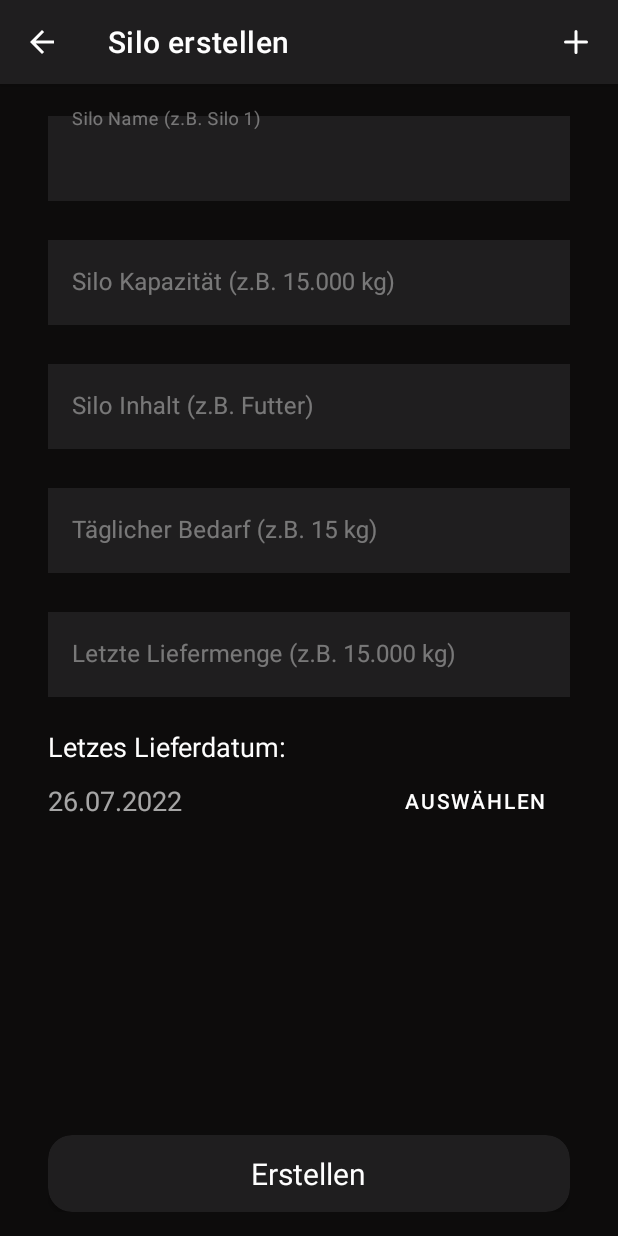
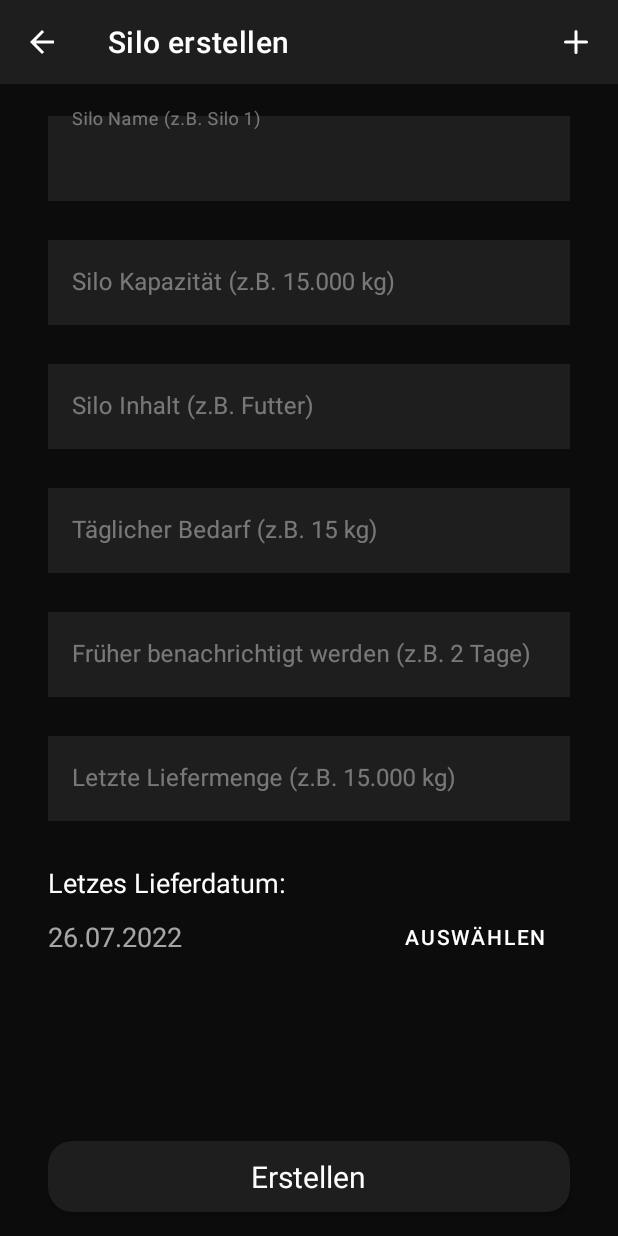
Before and after one commit to LuisTschurtschenthaler/Silo-Monitoring, an Android app: the CreateSiloActivity screen opened directly, with no data from a screen before it, on a phone screen of 412 x 824 dp. Run offline under Robolectric (Android 15) with nearby library versions, the phone set to English and light mode, and no system bars.

Commit message:
Added lots of TODOs + receive notifications earlier

```diff
--- a/SiloMonitoring/app/src/main/java/com/layer8studios/silomonitoring/activities/MainActivity.kt
+++ b/SiloMonitoring/app/src/main/java/com/layer8studios/silomonitoring/activities/MainActivity.kt
@@ -27,6 +27,7 @@ class MainActivity
             Preferences.init(this)
 
         Utils.checkSilos()
+        // TODO(REMOVE AFTER TESTS)
         NotificationReceiver.cancelNotifications(applicationContext)
         NotificationReceiver.scheduleNotifications(applicationContext)
 
--- a/SiloMonitoring/app/src/main/java/com/layer8studios/silomonitoring/activities/ViewHistoryActivity.kt
+++ b/SiloMonitoring/app/src/main/java/com/layer8studios/silomonitoring/activities/ViewHistoryActivity.kt
@@ -43,6 +43,8 @@ class ViewHistoryActivity
 
     override fun onDialogClosed(silo: Silo) {
         adapter.setSilo(silo)
+        // TODO(RESCHEDULE NOTIFICATION)
+        // TODO(CHECK SILOS)
     }
 
 }
--- a/SiloMonitoring/app/src/main/java/com/layer8studios/silomonitoring/adapters/ViewHistoryAdapter.kt
+++ b/SiloMonitoring/app/src/main/java/com/layer8studios/silomonitoring/adapters/ViewHistoryAdapter.kt
@@ -85,7 +85,10 @@ class ViewHistoryAdapter(
 
     override fun getItemCount(): Int = history.size
 
-    override fun onDialogClosed(silo: Silo) = setSilo(silo)
+    override fun onDialogClosed(silo: Silo) {
+        setSilo(silo)
+        // TODO(RESCHEDULE NOTIFICATION)
+    }
 
 
     fun setSilo(silo: Silo) {
--- a/SiloMonitoring/app/src/main/java/com/layer8studios/silomonitoring/models/Silo.kt
+++ b/SiloMonitoring/app/src/main/java/com/layer8studios/silomonitoring/models/Silo.kt
@@ -12,12 +12,14 @@ data class SiloHistoryEntry(
 ) : Parcelable
 
 
+// TODO(ADD DELETE LIST)
 @Parcelize
 data class Silo(
     var name: String,
     var capacity: Double,
     var content: String,
     var needPerDay: Double,
+    var daysBeforeNotification: Long,
     var emptyingHistory: MutableList<SiloHistoryEntry> = mutableListOf(),
     val notificationID: Int = (0..Int.MAX_VALUE).random()
 ) : Parcelable
--- a/SiloMonitoring/app/src/main/res/layout/activity_create_silo.xml
+++ b/SiloMonitoring/app/src/main/res/layout/activity_create_silo.xml
@@ -22,14 +22,20 @@
 
     </com.google.android.material.appbar.AppBarLayout>
 
-    <RelativeLayout
+    <ScrollView
         android:layout_width="match_parent"
         android:layout_height="match_parent"
         android:layout_below="@id/app_bar_layout"
+        android:layout_above="@id/button_create"
+        android:scrollbarSize="6dp"
+        android:scrollbars="vertical">
+
+        <RelativeLayout
+            android:layout_width="match_parent"
+            android:layout_height="wrap_content"
             android:layout_marginStart="32dp"
             android:layout_marginTop="16dp"
-        android:layout_marginEnd="32dp"
-        android:layout_marginBottom="16dp">
+            android:layout_marginEnd="32dp">
 
             <com.google.android.material.textfield.TextInputLayout
                 android:id="@+id/text_input_layout_silo_name"
@@ -122,11 +128,34 @@
 
 
             <com.google.android.material.textfield.TextInputLayout
+                android:id="@+id/text_input_layout_be_notified_earlier"
+                style="@style/SiloMonitoring.Widget.MaterialComponents.TextInputLayout.OutlinedBox"
+                android:layout_width="match_parent"
+                android:layout_height="wrap_content"
+                android:layout_below="@id/text_input_layout_need_per_day"
+                android:hint="@string/be_notified_earlier"
+                app:errorEnabled="true"
+                app:layout_constraintEnd_toEndOf="parent"
+                app:layout_constraintStart_toStartOf="parent"
+                app:layout_constraintTop_toTopOf="parent">
+
+                <com.google.android.material.textfield.TextInputEditText
+                    android:id="@+id/text_edit_be_notified_earlier"
+                    style="@style/SiloMonitoring.TextInputEditText"
+                    android:layout_width="match_parent"
+                    android:layout_height="wrap_content"
+                    android:background="@color/black_secondary"
+                    android:inputType="number" />
+
+            </com.google.android.material.textfield.TextInputLayout>
+
+
+            <com.google.android.material.textfield.TextInputLayout
                 android:id="@+id/text_input_layout_last_delivery_quantity"
                 style="@style/SiloMonitoring.Widget.MaterialComponents.TextInputLayout.OutlinedBox"
                 android:layout_width="match_parent"
                 android:layout_height="wrap_content"
-            android:layout_below="@id/text_input_layout_need_per_day"
+                android:layout_below="@id/text_input_layout_be_notified_earlier"
                 android:hint="@string/last_delivery_quantity"
                 app:errorEnabled="true"
                 app:layout_constraintEnd_toEndOf="parent"
@@ -149,6 +178,7 @@
                 android:layout_width="match_parent"
                 android:layout_height="wrap_content"
                 android:layout_below="@id/text_input_layout_last_delivery_quantity"
+                android:layout_marginTop="8dp"
                 android:text="@string/last_delivery_date"
                 android:textColor="@color/white"
                 android:textSize="18sp" />
@@ -157,6 +187,7 @@
                 android:id="@+id/linear_layout"
                 android:layout_width="match_parent"
                 android:layout_height="wrap_content"
+                android:layout_marginBottom="16dp"
                 android:layout_below="@id/text_view_silo_last_refill"
                 android:gravity="center"
                 android:orientation="horizontal">
@@ -181,12 +212,20 @@
 
             </LinearLayout>
 
+        </RelativeLayout>
+
+    </ScrollView>
+
 
     <androidx.cardview.widget.CardView
         android:id="@+id/button_create"
         android:layout_width="match_parent"
         android:layout_height="wrap_content"
         android:layout_alignParentBottom="true"
+        android:layout_marginStart="32dp"
+        android:layout_marginTop="8dp"
+        android:layout_marginEnd="32dp"
+        android:layout_marginBottom="16dp"
         android:backgroundTint="@color/black_secondary"
         android:clickable="true"
         android:focusable="true"
@@ -198,7 +237,7 @@
             android:layout_width="wrap_content"
             android:layout_height="match_parent"
             android:layout_gravity="center"
-                android:padding="12dp"
+            android:padding="10dp"
             android:text="@string/create"
             android:textColor="@color/white"
             android:textSize="20sp" />
@@ -206,5 +245,3 @@
     </androidx.cardview.widget.CardView>
 
 </RelativeLayout>
-
-</RelativeLayout>
--- a/SiloMonitoring/app/src/main/res/values/strings.xml
+++ b/SiloMonitoring/app/src/main/res/values/strings.xml
@@ -7,12 +7,14 @@
     <string name="text_delete">Löschen</string>
     <string name="text_fill_level">Füllstand:</string>
     <string name="text_capacity">Kapazität:</string>
+    <string name="text_need_per_day">Täglicher Bedarf:</string>
     <string name="text_silo_empty_on">Silo ist leer am:</string>
-    <string name="text_need_per_day">Täglicher Bedarf:</string>
+    <string name="text_silo_notification_on">Benachrichtigung am:</string>
     <string name="silo_name">Silo Name (z.B. Silo 1)</string>
     <string name="silo_capacity">Silo Kapazität (z.B. 15.000 kg)</string>
     <string name="silo_content">Silo Inhalt (z.B. Futter)</string>
     <string name="need_per_day">Täglicher Bedarf (z.B. 15 kg)</string>
+    <string name="be_notified_earlier">Früher benachrichtigt werden (z.B. 2 Tage)</string>
     <string name="last_delivery_quantity">Letzte Liefermenge (z.B. 15.000 kg)</string>
     <string name="last_delivery_date">Letzes Lieferdatum:</string>
     <string name="last_delivery_date_example">17.07.2022</string>
```
Also changed, not shown: SiloMonitoring/app/src/main/java/com/layer8studios/silomonitoring/activities/CreateSiloActivity.kt (+12 -1 lines), SiloMonitoring/app/src/main/java/com/layer8studios/silomonitoring/fragments/SiloFragment.kt (+6 -5 lines), SiloMonitoring/app/src/main/res/layout/fragment_silo.xml (+30 -4 lines). Lines whose indentation alone changed are shown as unchanged.
